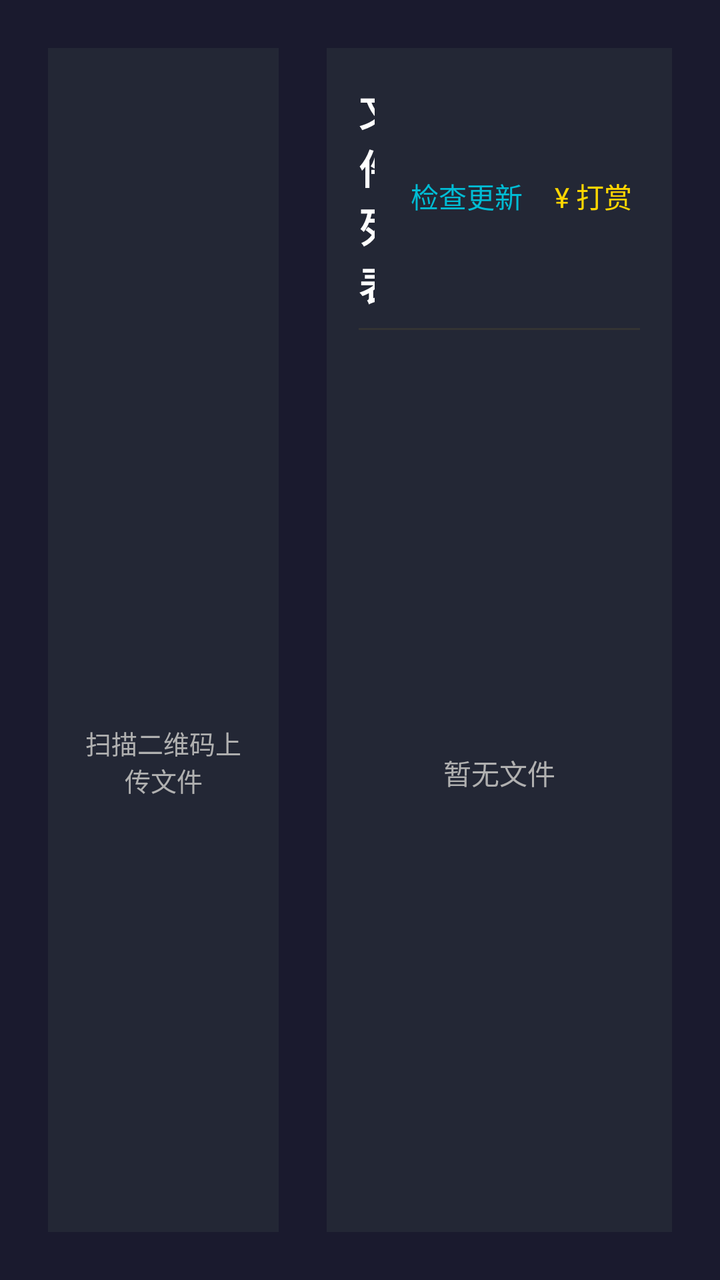
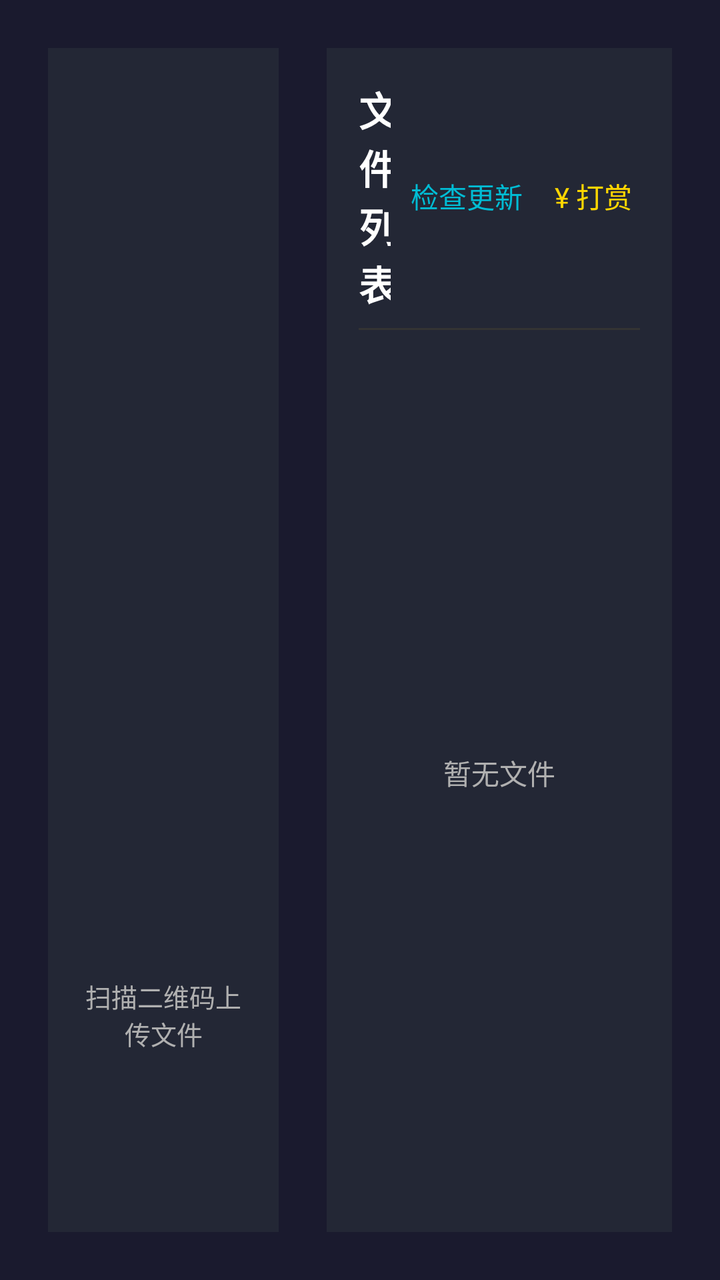

The first picture is an Android layout as it rendered before a commit; the second is the same layout after the commit. The layout source and the unified diff follow.
<!-- AndroidManifest.xml: application theme Theme.SunshineSend -->
<!-- res/layout/activity_main.xml -->
<?xml version="1.0" encoding="utf-8"?>
<androidx.constraintlayout.widget.ConstraintLayout xmlns:android="http://schemas.android.com/apk/res/android"
    xmlns:app="http://schemas.android.com/apk/res-auto"
    android:layout_width="match_parent"
    android:layout_height="match_parent"
    android:background="@color/background"
    android:padding="24dp"
    android:descendantFocusability="beforeDescendants"
    android:focusableInTouchMode="true">

    
    <androidx.constraintlayout.widget.ConstraintLayout
        android:id="@+id/leftPanel"
        android:layout_width="0dp"
        android:layout_height="0dp"
        android:layout_marginEnd="12dp"
        android:background="@color/card_bg"
        android:descendantFocusability="blocksDescendants"
        android:focusable="false"
        app:layout_constraintBottom_toBottomOf="parent"
        app:layout_constraintEnd_toStartOf="@id/rightPanel"
        app:layout_constraintHorizontal_weight="4"
        app:layout_constraintStart_toStartOf="parent"
        app:layout_constraintTop_toTopOf="parent">

        <ImageView
            android:id="@+id/qrCodeImage"
            android:layout_width="0dp"
            android:layout_height="0dp"
            android:layout_margin="16dp"
            android:contentDescription="@string/scan_qr_to_upload"
            android:scaleType="fitCenter"
            android:focusable="false"
            app:layout_constraintBottom_toTopOf="@id/urlText"
            app:layout_constraintDimensionRatio="1:1"
            app:layout_constraintEnd_toEndOf="parent"
            app:layout_constraintStart_toStartOf="parent"
            app:layout_constraintTop_toTopOf="parent"
            app:layout_constraintVertical_chainStyle="packed"
            app:layout_constraintWidth_max="280dp"
            app:layout_constraintHeight_max="280dp" />

        <TextView
            android:id="@+id/urlText"
            android:layout_width="0dp"
            android:layout_height="wrap_content"
            android:layout_marginStart="16dp"
            android:layout_marginEnd="16dp"
            android:layout_marginBottom="4dp"
            android:ellipsize="middle"
            android:gravity="center"
            android:maxLines="1"
            android:textColor="@color/text_primary"
            android:textSize="13sp"
            android:focusable="false"
            app:layout_constraintBottom_toTopOf="@id/qrHintText"
            app:layout_constraintEnd_toEndOf="parent"
            app:layout_constraintStart_toStartOf="parent"
            app:layout_constraintTop_toBottomOf="@id/qrCodeImage" />

        <TextView
            android:id="@+id/qrHintText"
            android:layout_width="0dp"
            android:layout_height="wrap_content"
            android:layout_marginStart="16dp"
            android:layout_marginEnd="16dp"
            android:layout_marginBottom="16dp"
            android:gravity="center"
            android:text="@string/scan_qr_to_upload"
            android:textColor="@color/text_secondary"
            android:textSize="13sp"
            android:focusable="false"
            app:layout_constraintBottom_toBottomOf="parent"
            app:layout_constraintEnd_toEndOf="parent"
            app:layout_constraintStart_toStartOf="parent"
            app:layout_constraintTop_toBottomOf="@id/urlText" />

    </androidx.constraintlayout.widget.ConstraintLayout>

    
    <LinearLayout
        android:id="@+id/rightPanel"
        android:layout_width="0dp"
        android:layout_height="0dp"
        android:layout_marginStart="12dp"
        android:background="@color/card_bg"
        android:orientation="vertical"
        android:padding="16dp"
        android:descendantFocusability="afterDescendants"
        app:layout_constraintBottom_toBottomOf="parent"
        app:layout_constraintEnd_toEndOf="parent"
        app:layout_constraintHorizontal_weight="6"
        app:layout_constraintStart_toEndOf="@id/leftPanel"
        app:layout_constraintTop_toTopOf="parent">

        <LinearLayout
            android:layout_width="match_parent"
            android:layout_height="wrap_content"
            android:orientation="horizontal"
            android:gravity="center_vertical">

            <TextView
                android:id="@+id/fileListTitle"
                android:layout_width="0dp"
                android:layout_height="wrap_content"
                android:layout_weight="1"
                android:text="@string/file_list"
                android:textColor="@color/text_primary"
                android:textSize="20sp"
                android:textStyle="bold"
                android:focusable="false" />

            <TextView
                android:id="@+id/tvVersionName"
                android:layout_width="wrap_content"
                android:layout_height="wrap_content"
                android:layout_marginStart="8dp"
                android:textSize="12sp"
                android:textColor="@color/text_secondary"
                android:focusable="false" />

            <TextView
                android:id="@+id/btnCheckUpdate"
                android:layout_width="wrap_content"
                android:layout_height="wrap_content"
                android:layout_marginStart="6dp"
                android:padding="4dp"
                android:text="检查更新"
                android:textSize="14sp"
                android:textColor="#00BCD4"
                android:background="@android:color/transparent"
                android:focusable="true"
                android:clickable="true"
                android:nextFocusLeft="@id/tvVersionName"
                android:nextFocusRight="@id/btnDonate"
                android:nextFocusDown="@id/fileRecyclerView"
                android:nextFocusUp="@id/btnDonate" />

            <TextView
                android:id="@+id/btnDonate"
                android:layout_width="wrap_content"
                android:layout_height="wrap_content"
                android:layout_marginStart="8dp"
                android:padding="4dp"
                android:text="¥ 打赏"
                android:textSize="14sp"
                android:textColor="#FFD600"
                android:background="@android:color/transparent"
                android:focusable="true"
                android:clickable="true"
                android:nextFocusLeft="@id/btnCheckUpdate"
                android:nextFocusRight="@id/fileListTitle"
                android:nextFocusDown="@id/fileRecyclerView"
                android:nextFocusUp="@id/btnCheckUpdate" />

        </LinearLayout>

        <View
            android:layout_width="match_parent"
            android:layout_height="1dp"
            android:layout_marginTop="8dp"
            android:layout_marginBottom="8dp"
            android:background="@color/progress_bg" />

        <FrameLayout
            android:layout_width="match_parent"
            android:layout_height="0dp"
            android:layout_weight="1">

            <TextView
                android:id="@+id/emptyView"
                android:layout_width="match_parent"
                android:layout_height="match_parent"
                android:gravity="center"
                android:padding="24dp"
                android:text="@string/no_files"
                android:textColor="@color/text_secondary"
                android:textSize="14sp"
                android:focusable="false" />

            <androidx.recyclerview.widget.RecyclerView
                android:id="@+id/fileRecyclerView"
                android:layout_width="match_parent"
                android:layout_height="match_parent"
                android:descendantFocusability="afterDescendants"
                android:nextFocusUp="@id/btnDonate"
                android:nextFocusDown="@id/btnDonate" />

        </FrameLayout>

    </LinearLayout>

</androidx.constraintlayout.widget.ConstraintLayout>
<!-- resources referenced by this layout -->
<resources>
  <color name="background">#1A1A2E</color>
  <color name="card_bg">#232735</color>
  <color name="progress_bg">#333333</color>
  <color name="text_primary">#FFFFFF</color>
  <color name="text_secondary">#B0B0B0</color>
  <string name="file_list">文件列表</string>
  <string name="no_files">暂无文件</string>
  <string name="scan_qr_to_upload">扫描二维码上传文件</string>
  <style name="Theme.SunshineSend" parent="Theme.MaterialComponents.NoActionBar">
          <item name="android:windowBackground">@color/background</item>
          <item name="android:colorPrimary">@color/primary</item>
          <item name="android:colorAccent">@color/accent</item>
      </style>
  <color name="primary">#16213E</color>
  <color name="accent">#0F3460</color>
</resources>

<!-- the commit's change to res/layout/activity_main.xml (unified diff, before → after) -->
@@ -23,6 +23,19 @@
         app:layout_constraintStart_toStartOf="parent"
         app:layout_constraintTop_toTopOf="parent">
 
+        <TextView
+            android:id="@+id/tvVersionName"
+            android:layout_width="wrap_content"
+            android:layout_height="wrap_content"
+            android:layout_marginTop="16dp"
+            android:textSize="12sp"
+            android:textColor="@color/text_secondary"
+            android:focusable="false"
+            app:layout_constraintEnd_toEndOf="parent"
+            app:layout_constraintStart_toStartOf="parent"
+            app:layout_constraintTop_toTopOf="parent"
+            app:layout_constraintBottom_toTopOf="@id/qrCodeImage" />
+
         <ImageView
             android:id="@+id/qrCodeImage"
             android:layout_width="0dp"
@@ -35,7 +48,7 @@
             app:layout_constraintDimensionRatio="1:1"
             app:layout_constraintEnd_toEndOf="parent"
             app:layout_constraintStart_toStartOf="parent"
-            app:layout_constraintTop_toTopOf="parent"
+            app:layout_constraintTop_toBottomOf="@id/tvVersionName"
             app:layout_constraintVertical_chainStyle="packed"
             app:layout_constraintWidth_max="280dp"
             app:layout_constraintHeight_max="280dp" />
@@ -111,15 +124,6 @@
                 android:focusable="false" />
 
             <TextView
-                android:id="@+id/tvVersionName"
-                android:layout_width="wrap_content"
-                android:layout_height="wrap_content"
-                android:layout_marginStart="8dp"
-                android:textSize="12sp"
-                android:textColor="@color/text_secondary"
-                android:focusable="false" />
-
-            <TextView
                 android:id="@+id/btnCheckUpdate"
                 android:layout_width="wrap_content"
                 android:layout_height="wrap_content"
@@ -131,7 +135,6 @@
                 android:background="@android:color/transparent"
                 android:focusable="true"
                 android:clickable="true"
-                android:nextFocusLeft="@id/tvVersionName"
                 android:nextFocusRight="@id/btnDonate"
                 android:nextFocusDown="@id/fileRecyclerView"
                 android:nextFocusUp="@id/btnDonate" />
